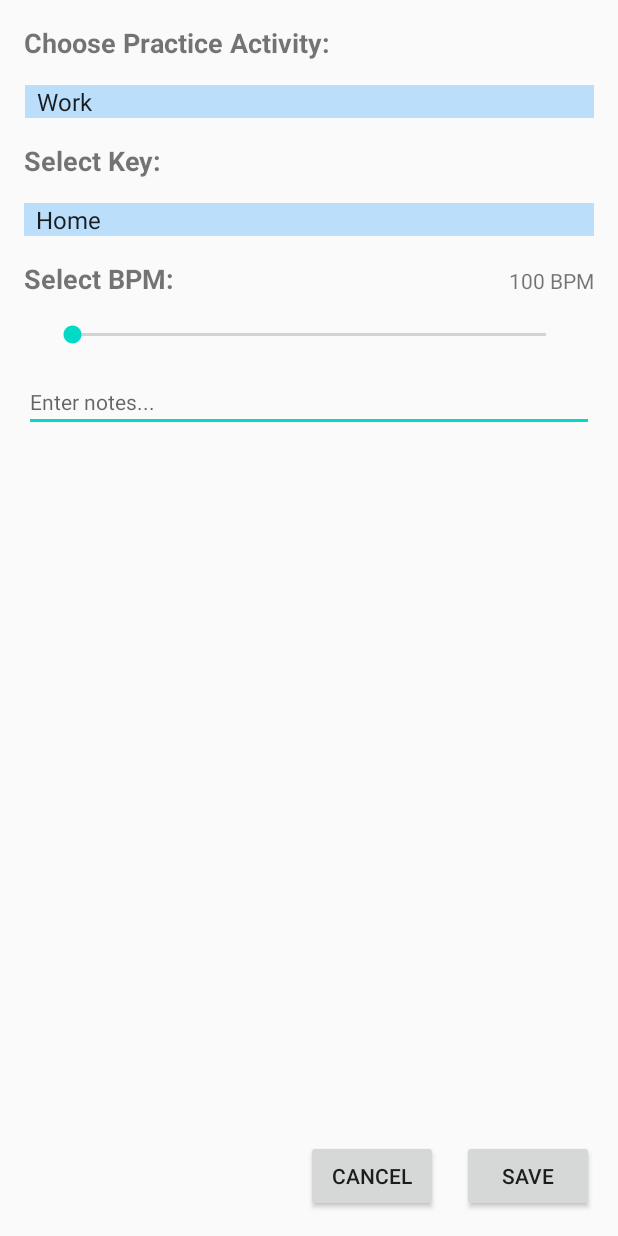
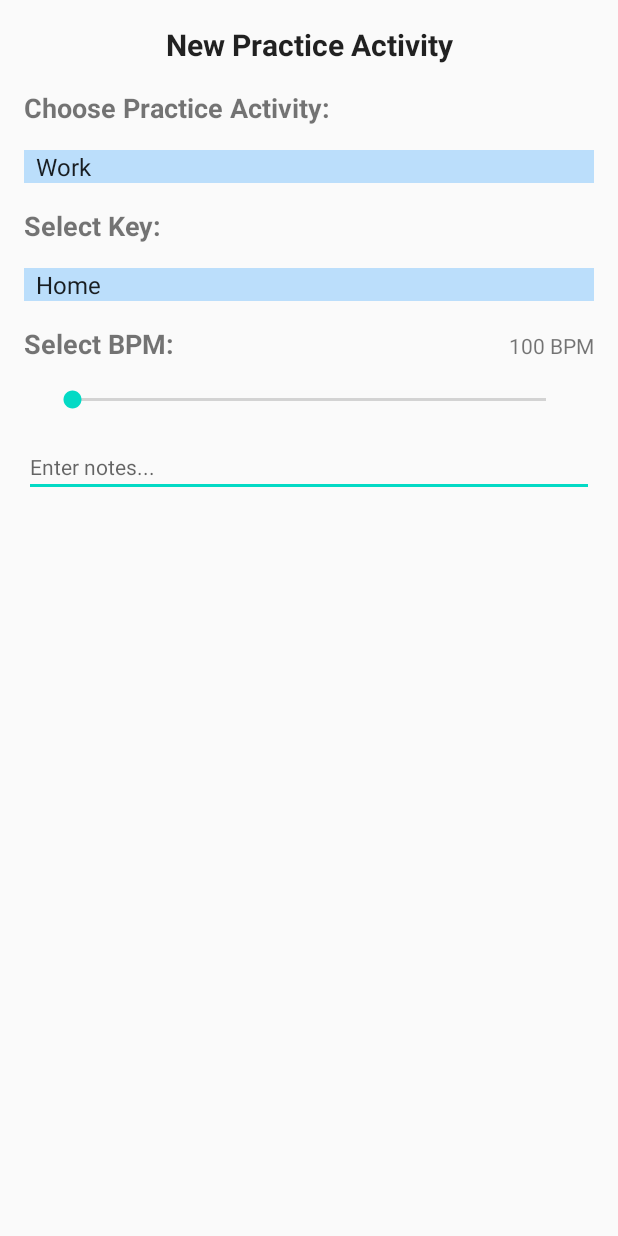
Before and after one commit to JohnAndrewCole/Piano-Tracker-App, an Android app: the layout dialog_new_practice_activity.xml on its own in the app's theme, with its tools: preview values and no code run, on a phone screen of 412 x 824 dp. Run offline under Robolectric (Android 15) with nearby library versions, the phone set to English and light mode, and no system bars.

Commit message:
Fixed the layout for the New Practice Activity Dialog

```diff
--- a/app/src/main/res/layout/dialog_new_practice_activity.xml
+++ b/app/src/main/res/layout/dialog_new_practice_activity.xml
@@ -5,6 +5,19 @@
     xmlns:tools="http://schemas.android.com/tools"
     android:layout_width="match_parent"
     android:layout_height="match_parent">
+
+    <TextView
+        android:id="@+id/txtV_new_practice_activity_title"
+        android:layout_width="wrap_content"
+        android:layout_height="wrap_content"
+        android:layout_marginTop="16dp"
+        android:text="@string/new_practice_activity"
+        android:textColor="?android:attr/textColorPrimary"
+        android:textSize="@dimen/page_titles"
+        android:textStyle="bold"
+        app:layout_constraintEnd_toEndOf="parent"
+        app:layout_constraintStart_toStartOf="parent"
+        app:layout_constraintTop_toTopOf="parent" />
 
     <TextView
         android:id="@+id/txtV_select_practice_activity"
@@ -17,11 +30,11 @@
         android:textSize="18sp"
         android:textStyle="bold"
         app:layout_constraintStart_toStartOf="parent"
-        app:layout_constraintTop_toTopOf="parent" />
+        app:layout_constraintTop_toBottomOf="@+id/txtV_new_practice_activity_title" />
 
     <Spinner
         android:id="@+id/spinner_select_practice_activity"
-        android:layout_width="379dp"
+        android:layout_width="0dp"
         android:layout_height="wrap_content"
         android:layout_marginStart="16dp"
         android:layout_marginTop="16dp"
@@ -54,7 +67,6 @@
         android:background="#BBDEFB"
         android:entries="@android:array/emailAddressTypes"
         app:layout_constraintEnd_toEndOf="parent"
-        app:layout_constraintHorizontal_bias="0.0"
         app:layout_constraintStart_toStartOf="parent"
         app:layout_constraintTop_toBottomOf="@+id/txtV_select_key" />
 
@@ -102,27 +114,10 @@
         android:hint="@string/txtE_enter_notes"
         android:importantForAutofill="no"
         android:inputType="textMultiLine"
+        android:maxLength="280"
         android:textSize="@dimen/paragraph_text"
         app:layout_constraintEnd_toEndOf="parent"
         app:layout_constraintStart_toStartOf="parent"
         app:layout_constraintTop_toBottomOf="@+id/seekBar" />
 
-    <Button
-        android:id="@+id/btn_save_practice_activity"
-        android:layout_width="wrap_content"
-        android:layout_height="wrap_content"
-        android:layout_marginEnd="16dp"
-        android:layout_marginBottom="16dp"
-        android:text="@string/save"
-        app:layout_constraintBottom_toBottomOf="parent"
-        app:layout_constraintEnd_toEndOf="parent" />
-
-    <Button
-        android:id="@+id/btn_cancel_practice_activity"
-        android:layout_width="wrap_content"
-        android:layout_height="wrap_content"
-        android:layout_marginEnd="16dp"
-        android:text="@android:string/cancel"
-        app:layout_constraintBaseline_toBaselineOf="@+id/btn_save_practice_activity"
-        app:layout_constraintEnd_toStartOf="@+id/btn_save_practice_activity" />
 </androidx.constraintlayout.widget.ConstraintLayout>
--- a/app/src/main/res/values/strings.xml
+++ b/app/src/main/res/values/strings.xml
@@ -24,4 +24,5 @@
     <string name="save">Save</string>
     <string name="cancel">Cancel</string>
     <string name="add_a_practice_activity">Add a practice activity</string>
+    <string name="new_practice_activity">New Practice Activity</string>
 </resources>
```
